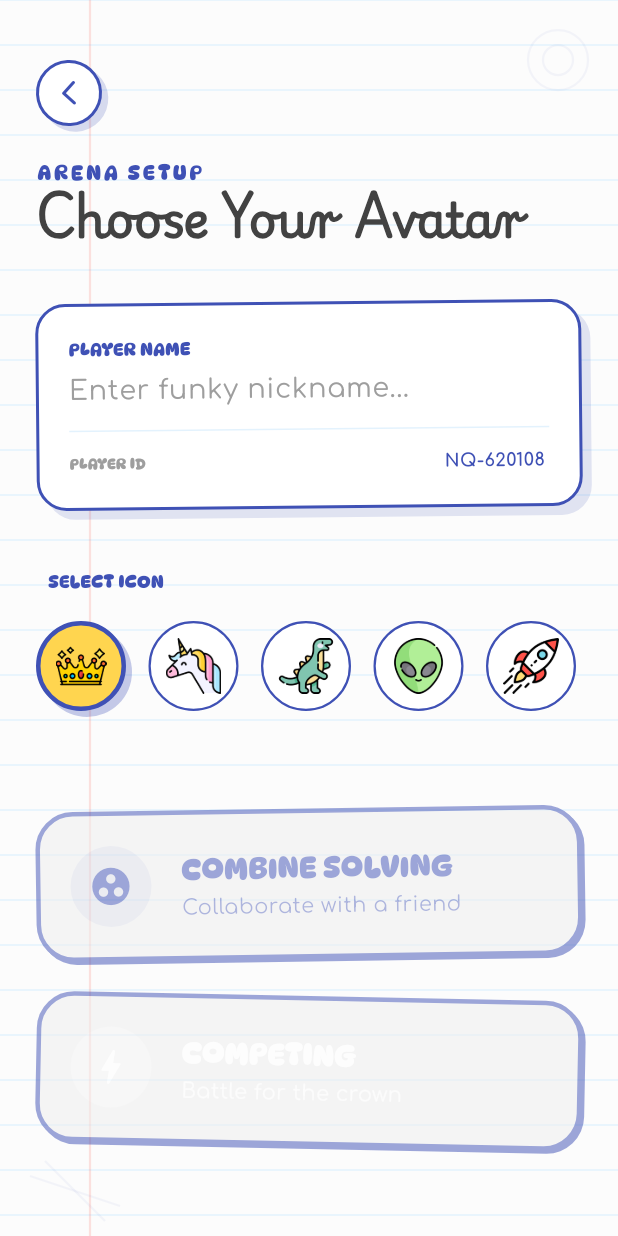
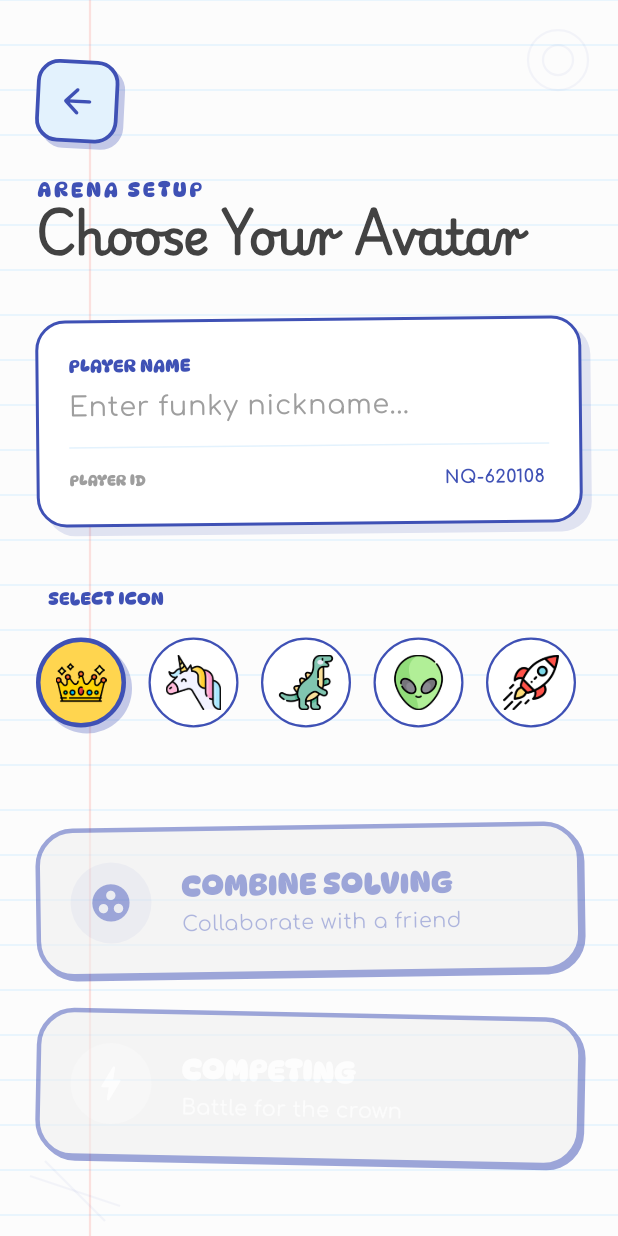
Before and after one commit to KavimugilRajasekar/N-Queens-Solver, a Flutter app: the CompeteModeScreen screen opened directly, on a phone screen of 412 x 824 dp. Run offline on Flutter 3.47's test engine with Material 3 defaults, Android fonts, the phone set to English and light mode, and no system bars; our stand-ins replace camera, device_info_plus, lottie, permission_handler, pretty_qr_code, screenshot and 2 more; missing offline and left inert: encrypt, mobile_scanner, quick_actions, shake; accounts and stored records are empty.

Commit message:
BackIcon Updated

```diff
--- a/lib/screens/compete_mode_screen.dart
+++ b/lib/screens/compete_mode_screen.dart
@@ -118,24 +118,24 @@ class _CompeteModeScreenState extends State<CompeteModeScreen> {
                 crossAxisAlignment: CrossAxisAlignment.start,
                 children: [
                   Transform.rotate(
-                    angle: -0.05,
+                    angle: 0.05,
                     child: GestureDetector(
                       onTap: () => Navigator.pop(context),
                       child: Container(
-                        padding: const EdgeInsets.all(10),
+                        width: 55,
+                        height: 55,
                         decoration: BoxDecoration(
-                          color: Colors.white,
-                          shape: BoxShape.circle,
-                          border: Border.all(color: AppColors.navyBlue, width: 2),
+                          color: const Color(0xFFE3F2FD),
+                          borderRadius: BorderRadius.circular(15),
+                          border: Border.all(color: AppColors.navyBlue, width: 2.5),
                           boxShadow: [
                             BoxShadow(
-                              color: AppColors.navyBlue.withOpacity(0.2),
+                              color: AppColors.navyBlue.withOpacity(0.3),
                               offset: const Offset(4, 4),
-                              blurRadius: 0,
                             )
                           ],
                         ),
-                        child: const Icon(Icons.arrow_back_ios_new_rounded, color: AppColors.navyBlue, size: 20),
+                        child: const Icon(Icons.arrow_back_rounded, color: AppColors.navyBlue, size: 28),
                       ),
                     ),
                   ),
```
Also changed, not shown: lib/screens/combine_solving_screen.dart (+8 -7 lines).
